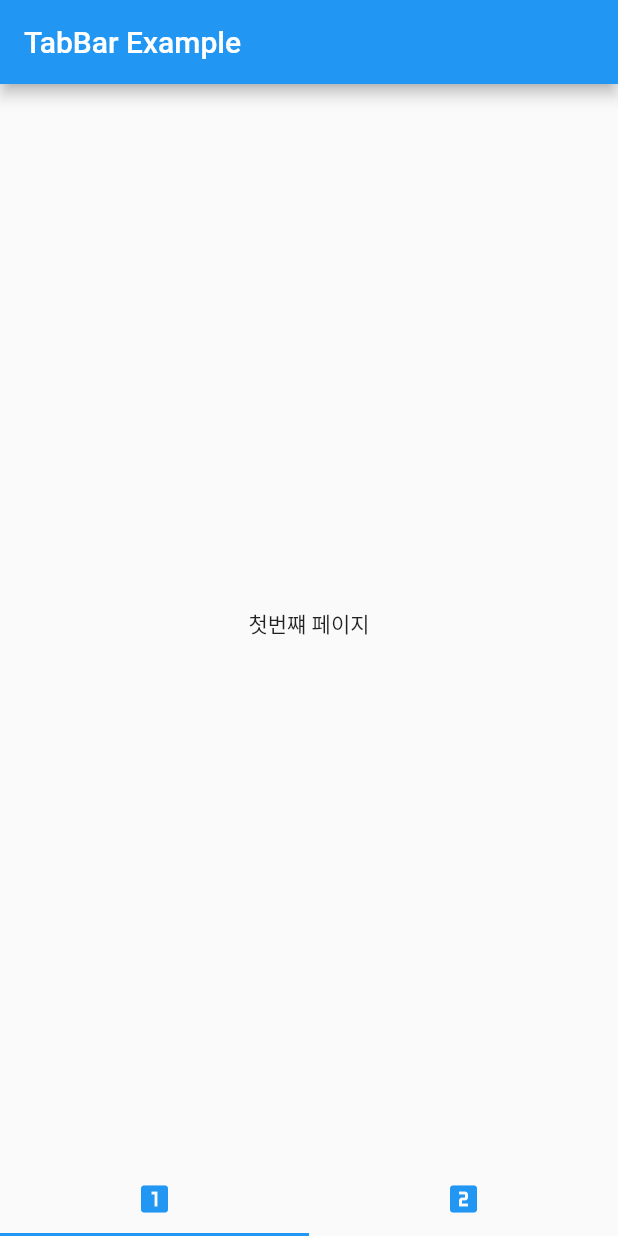
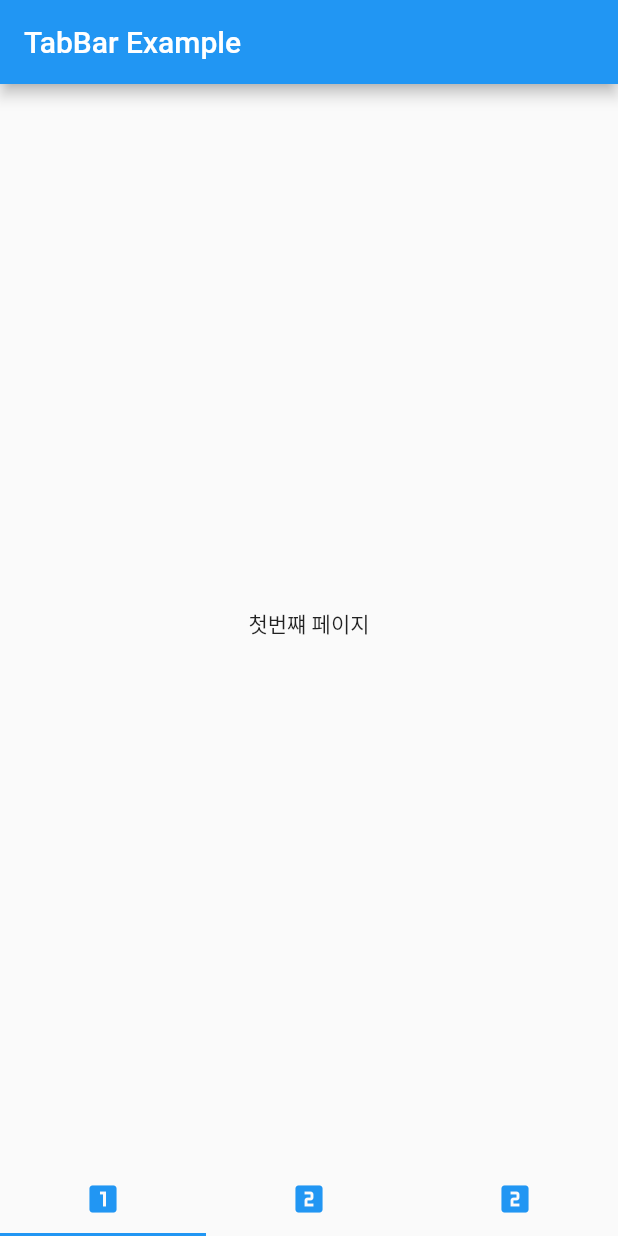
Before and after one commit to Souuul/Flutter-tabbar_example, a Flutter app: the screen it shows after launch, on a phone screen of 412 x 824 dp. Run offline on Flutter 3.47's test engine with Material 2 defaults, Android fonts, the phone set to English and light mode, and no system bars.

Commit message:
make third page

```diff
--- a/lib/main.dart
+++ b/lib/main.dart
@@ -61,11 +61,12 @@ class _MyHomePageState extends State<MyHomePage> with SingleTickerProviderStateM
         title: Text('TabBar Example'),
       ),
       body: TabBarView(
-        children: <Widget> [FirstApp(), SecondApp()],
+        children: <Widget> [FirstApp(), SecondApp(), SecondApp()],
         controller: controller,
       ),
       bottomNavigationBar: TabBar(tabs: <Tab>[
         Tab(icon: Icon(Icons.looks_one,color: Colors.blue,),),
+        Tab(icon: Icon(Icons.looks_two,color: Colors.blue,),),
         Tab(icon: Icon(Icons.looks_two,color: Colors.blue,),),
       ], controller: controller,
       )
@@ -75,7 +76,7 @@ class _MyHomePageState extends State<MyHomePage> with SingleTickerProviderStateM
   @override
   void initState() {
     super.initState();
-    controller = TabController(length: 2, vsync: this);
+    controller = TabController(length: 3, vsync: this);
   }
 
   @override
```
